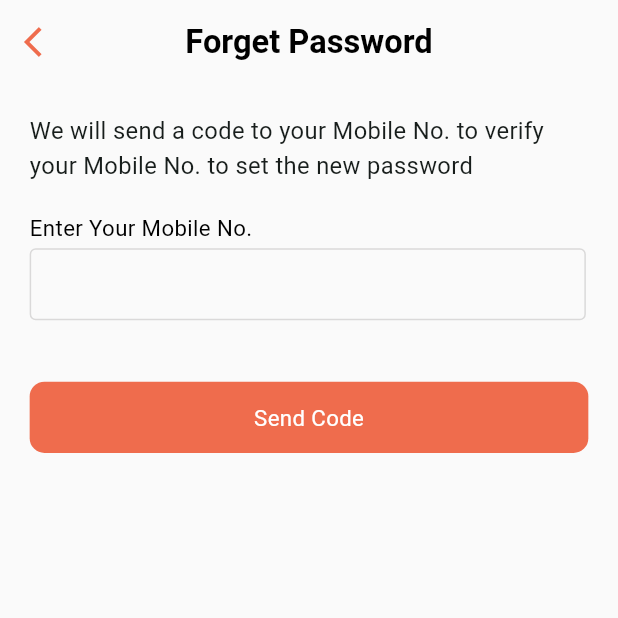
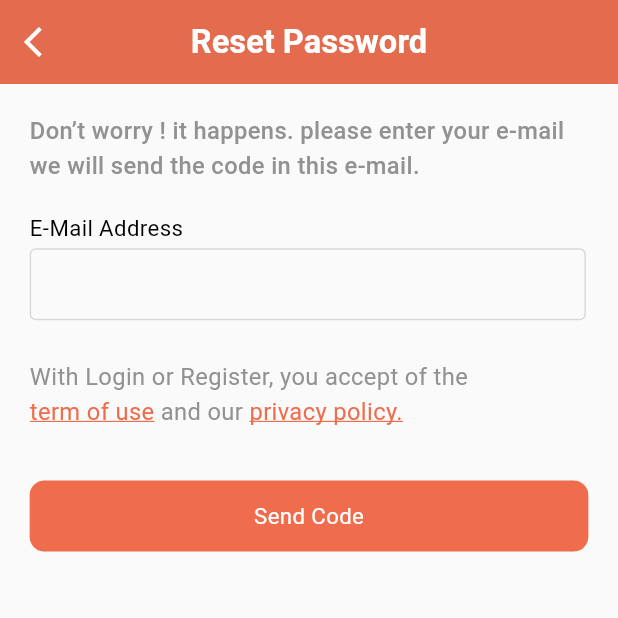
Before and after one commit to Hussein2077/pile_up, a Flutter app: the ForgetPassword screen opened by its route, on a phone screen of 412 x 824 dp, the top half of it. Run offline on Flutter 3.47's test engine with Material 3 defaults, Android fonts, the light colour scheme and no system bars; drawn by our look-alikes of flutter_animate; our stand-ins replace carousel_slider, dartz, dio, dropdown_button2, easy_localization, equatable and 8 more; missing offline and left inert: animated_float_action_button; accounts and stored records are empty.

Commit message:
Add terms and conditions change appbar in forget password screen

```diff
--- a/lib/core/resource_manager/colors.dart
+++ b/lib/core/resource_manager/colors.dart
@@ -17,10 +17,12 @@ class AppColors {
 
    static const Color orange = Color.fromRGBO(239, 108, 77, 1);
    static const Color orange2 = Color.fromRGBO(249, 196, 183, 1);
-   static const Color scaffoldBackground =    Color.fromRGBO(250, 250, 250, 1);
+   static const Color scaffoldBackground =    Color.fromRGBO(250, 250, 250, 1.0);
    static const Color green2 =    Color.fromRGBO(217, 237, 220, 1);
    static const Color backGroundColor = Color(0xFFFFFFFF);
    static const Color secondaryBackGroundColor = Color(0xFFFAFAFA);
    static const Color borderColor = Color(0xffa9a8a8);
+   static const Color backgroundColor = Color(0xffF6F6F6);
+   static const Color textColorUnselected = Color(0xff929292);
 
 }
--- a/lib/core/resource_manager/routes.dart
+++ b/lib/core/resource_manager/routes.dart
@@ -4,6 +4,7 @@ import 'package:pile_up/features/auth/presentation/forget%20password/forget_pass
 import 'package:pile_up/features/auth/presentation/forget%20password/send_otp_code.dart';
 import 'package:pile_up/features/auth/presentation/login_screen.dart';
 import 'package:pile_up/features/auth/presentation/signup/sign_up.dart';
+import 'package:pile_up/features/auth/terms_and_conditions/terms_conditions_screen.dart';
 import 'package:pile_up/features/home/presentation/componants/blog_details/blog_complete.dart';
 import 'package:pile_up/features/home/presentation/home_screen.dart';
 import 'package:pile_up/features/main_screen.dart';
@@ -31,6 +32,7 @@ class Routes {
   static const String viaEmail = "/viaEmail";
   static const String viaSMS = "/viaSMS";
   static const String qrCode = "/qrCode";
+  static const String terms = "/terms";
 }
 
 class RouteGenerator {
@@ -102,6 +104,11 @@ class RouteGenerator {
             pageBuilder: (context, animation, secondaryAnimation) =>
                 const ViaSMS(),
             transitionsBuilder: customAnimate);
+      case Routes.terms:
+        return PageRouteBuilder(
+            pageBuilder: (context, animation, secondaryAnimation) =>
+            const TermsAndConditions(),
+            transitionsBuilder: customAnimate);
 
     }
     return unDefinedRoute();
--- a/lib/core/resource_manager/string_manager.dart
+++ b/lib/core/resource_manager/string_manager.dart
@@ -54,10 +54,12 @@ class StringManager {
   static const String changePassword = "Change Password";
   static const String forgetYourPassword = "Forget Your Password ?";
   static const String forgetPassword = "Forget Password";
+  static const String resetPassword = "Reset Password";
   static const String signUp = "Sign up";
   static const String signIn = "Sign in";
   static const String sendCode = "Send Code";
   static const String confirm = "Confirm";
+  static const String reset = "Reset";
   static const String viewProfile = "View Profile";
   static const String searchFor = "Search for a folder / pile";
   static const String createFolder = "Create folder";
@@ -109,11 +111,11 @@ class StringManager {
   static const String confirmPassword = "Confirm password";
 
   static const String weWillSend =
-      "We will send a code to your Mobile No. to verify your Mobile No. to set the new password";
+      "Don’t worry ! it happens. please enter your e-mail we will send the code in this e-mail.";
   static const String pleaseEnterYOurCode =
       "Please enter the code which sent to";
   static const String or = "Or sign in with";
-  static const String enterYourMobile = "Enter Your Mobile No.";
+  static const String enterYourEmail = "E-Mail Address";
 
   static const String doNotHaveAccount = "Don't have an account?   ";
   static const String youAlready = "You Already have an account?   ";
--- a/lib/core/widgets/app_bar.dart
+++ b/lib/core/widgets/app_bar.dart
@@ -7,10 +7,9 @@ import 'package:pile_up/core/utils/app_size.dart';
 import 'package:pile_up/core/widgets/custom_text_field.dart';
 import 'package:pile_up/core/widgets/cutom_text.dart';
 import 'package:pile_up/core/widgets/notification_row.dart';
-import 'package:pile_up/features/main_screen.dart';
 
 AppBar appBar(BuildContext context,
-    {required String text, void Function()? actionsOnPressed}) {
+    {required String text, void Function()? actionsOnPressed, required bool isIcon}) {
   return AppBar(
     backgroundColor: AppColors.primaryColor,
     elevation: 1,
@@ -21,7 +20,7 @@ AppBar appBar(BuildContext context,
       fontWeight: FontWeight.w600,
     ),
     actions: [
-      Padding(
+      isIcon ? Padding(
         padding: EdgeInsets.only(right: AppSize.defaultSize! * 1.5),
         child: IconButton(
           onPressed: actionsOnPressed ??
@@ -34,7 +33,7 @@ AppBar appBar(BuildContext context,
             height: AppSize.defaultSize! * 2.3,
           ),
         ),
-      )
+      ) : Container(),
     ],
     centerTitle: true,
     leading: IconButton(
@@ -47,7 +46,8 @@ AppBar appBar(BuildContext context,
       ),
     ),
   );
-}AppBar authAppBar(BuildContext context,
+}
+AppBar authAppBar(BuildContext context,
     {required String text, void Function()? actionsOnPressed}) {
   return AppBar(
     backgroundColor: AppColors.scaffoldBackground,
--- a/lib/features/auth/presentation/forget password/change_password.dart
+++ b/lib/features/auth/presentation/forget password/change_password.dart
@@ -39,7 +39,7 @@ class _ChangePasswordState extends State<ChangePassword> {
   @override
   Widget build(BuildContext context) {
     return Scaffold(
-      appBar: appBar(context,text: StringManager.forgetPassword.tr()),
+      appBar: appBar(context,text: StringManager.resetPassword.tr(), isIcon: true),
       body: Padding(
         padding: EdgeInsets.all(AppSize.defaultSize! * 2),
         child: Column(
@@ -96,7 +96,7 @@ class _ChangePasswordState extends State<ChangePassword> {
             SizedBox(
               height: AppSize.defaultSize!*4,
             ),
-              MainButton(text: StringManager.confirm.tr(),onTap: (){
+              MainButton(text: StringManager.reset.tr(),onTap: (){
                 Navigator.pushNamedAndRemoveUntil(context, Routes.login, (Route<dynamic> route) => false) ;
               },)
           ],
--- a/lib/features/auth/presentation/forget password/forget_password.dart
+++ b/lib/features/auth/presentation/forget password/forget_password.dart
@@ -1,5 +1,6 @@
 import 'package:easy_localization/easy_localization.dart';
 import 'package:flutter/material.dart';
+import 'package:pile_up/core/resource_manager/colors.dart';
 import 'package:pile_up/core/resource_manager/routes.dart';
 import 'package:pile_up/core/resource_manager/string_manager.dart';
 import 'package:pile_up/core/utils/app_size.dart';
@@ -15,44 +16,85 @@ class ForgetPassword extends StatefulWidget {
 }
 
 class _ForgetPasswordState extends State<ForgetPassword> {
-  late TextEditingController phoneController;
+  late TextEditingController emailController;
 
   @override
   void initState() {
-    phoneController = TextEditingController();
+    emailController = TextEditingController();
     super.initState();
   }
 
   @override
   void dispose() {
-    phoneController.dispose();
+    emailController.dispose();
     super.dispose();
   }
 
   @override
   Widget build(BuildContext context) {
     return Scaffold(
-      appBar: authAppBar(context,text: StringManager.forgetPassword.tr()),
+      appBar: appBar(context,text: StringManager.resetPassword.tr(), isIcon: false),
       body: Padding(
         padding: EdgeInsets.all(AppSize.defaultSize! * 2),
         child: Column(
+          crossAxisAlignment: CrossAxisAlignment.start,
           children: [
             Text(
               StringManager.weWillSend.tr(),
               maxLines: 4,
               style: TextStyle(
                   fontSize: AppSize.defaultSize! * 1.6,
-                  fontWeight: FontWeight.w400,
-                  overflow: TextOverflow.ellipsis),
+                  fontWeight: FontWeight.w500,
+                  overflow: TextOverflow.ellipsis,
+              color: AppColors.textColorUnselected),
             ),
             ColumnWithTextField(
-              text:  StringManager.enterYourMobile.tr(),
-              controller: phoneController,
+              text:  StringManager.enterYourEmail.tr(),
+              controller: emailController,
               keyboardType: TextInputType.phone,
             ),
-            SizedBox(
-              height: AppSize.defaultSize!*4,
+            SizedBox(height: AppSize.defaultSize!*2.5),
+            Text(
+              'With Login or Register, you accept of the ',
+              style: TextStyle(
+                color: AppColors.textColorUnselected,
+                fontSize: AppSize.defaultSize! * 1.6,
+              ),
             ),
+            Row(children: [
+              InkWell(
+                onTap: ()=> Navigator.pushNamed(context, Routes.terms),
+                child: Text(
+                  'term of use ',
+                  style: TextStyle(
+                    decoration: TextDecoration.underline,
+                    decorationColor: AppColors.primaryColor,
+                    color: AppColors.primaryColor,
+                    fontSize: AppSize.defaultSize! * 1.6,
+                  ),
+                ),
+              ),
+              Text(
+                'and our ',
+                style: TextStyle(
+                  color: AppColors.textColorUnselected,
+                  fontSize: AppSize.defaultSize! * 1.6,
+                ),
+              ),
+              InkWell(
+                onTap: ()=> Navigator.pushNamed(context, Routes.terms),
+                child: Text(
+                  'privacy policy.',
+                  style: TextStyle(
+                    decoration: TextDecoration.underline,
+                    decorationColor: AppColors.primaryColor,
+                    color: AppColors.primaryColor,
+                    fontSize: AppSize.defaultSize! * 1.6,
+                  ),
+                ),
+              ),
+            ]),
+            SizedBox(height: AppSize.defaultSize!*3.5),
             MainButton(text:  StringManager.sendCode.tr(),onTap: (){
               Navigator.pushNamed(context, Routes.sendOTPCode);
             },)
--- a/lib/features/auth/presentation/forget password/send_otp_code.dart
+++ b/lib/features/auth/presentation/forget password/send_otp_code.dart
@@ -20,7 +20,7 @@ class _SendOTPCodeState extends State<SendOTPCode> {
   @override
   Widget build(BuildContext context) {
     return Scaffold(
-      appBar: appBar(context,text: StringManager.forgetPassword.tr()),
+      appBar: appBar(context,text: StringManager.forgetPassword.tr(), isIcon: true),
       body: Padding(
         padding: EdgeInsets.all(AppSize.defaultSize! * 2),
         child: Column(
--- a/lib/features/auth/presentation/login_screen.dart
+++ b/lib/features/auth/presentation/login_screen.dart
@@ -8,7 +8,6 @@ import 'package:pile_up/core/utils/app_size.dart';
 import 'package:pile_up/core/widgets/column_with_text_field.dart';
 import 'package:pile_up/core/widgets/cutom_text.dart';
 import 'package:pile_up/core/widgets/main_button.dart';
-import 'package:pile_up/core/widgets/custom_text_field.dart';
 
 class LoginScreen extends StatefulWidget {
   const LoginScreen({super.key});
--- a/lib/features/home/presentation/componants/blog_details/blog_details.dart
+++ b/lib/features/home/presentation/componants/blog_details/blog_details.dart
@@ -15,7 +15,7 @@ class BlogDetails extends StatelessWidget {
   @override
   Widget build(BuildContext context) {
     return Scaffold(
-      appBar: appBar(context, text: StringManager.blogs.tr()),
+      appBar: appBar(context, text: StringManager.blogs.tr(), isIcon: true),
       body: Column(
         crossAxisAlignment: CrossAxisAlignment.start,
         children: [
--- a/lib/features/home/presentation/componants/merchant_details/merchant_details.dart
+++ b/lib/features/home/presentation/componants/merchant_details/merchant_details.dart
@@ -14,7 +14,7 @@ class MerchantDetails extends StatelessWidget {
   @override
   Widget build(BuildContext context) {
     return Scaffold(
-      appBar: appBar(context, text: StringManager.merchants.tr()),
+      appBar: appBar(context, text: StringManager.merchants.tr(), isIcon: true),
       body: Column(
         crossAxisAlignment: CrossAxisAlignment.start,
         children: [
--- a/lib/features/my_piles/presentation/componants/pile_options/pile_options.dart
+++ b/lib/features/my_piles/presentation/componants/pile_options/pile_options.dart
@@ -40,7 +40,7 @@ class _PileOptionsState extends State<PileOptions>
   @override
   Widget build(BuildContext context) {
     return Scaffold(
-      appBar: appBar(context, text: 'Mohamed\'s Birthday'),
+      appBar: appBar(context, text: 'Mohamed\'s Birthday', isIcon: true),
       body: Center(
         child: SingleChildScrollView(
           // physics: const NeverScrollableScrollPhysics(),
--- a/lib/features/my_piles/presentation/componants/pile_options/via_email.dart
+++ b/lib/features/my_piles/presentation/componants/pile_options/via_email.dart
@@ -19,7 +19,7 @@ class _ViaEmailState extends State<ViaEmail> {
   @override
   Widget build(BuildContext context) {
     return Scaffold(
-      appBar: appBar(context, text: StringManager.sendMailInvitation.tr()),
+      appBar: appBar(context, text: StringManager.sendMailInvitation.tr(), isIcon: true),
       body: Center(
         child: Column(
           children: [
--- a/lib/features/my_piles/presentation/componants/pile_options/via_sms.dart
+++ b/lib/features/my_piles/presentation/componants/pile_options/via_sms.dart
@@ -19,7 +19,7 @@ class _ViaSMSState extends State<ViaSMS> {
   @override
   Widget build(BuildContext context) {
     return Scaffold(
-      appBar: appBar(context, text: StringManager.sendSMSInvitation.tr()),
+      appBar: appBar(context, text: StringManager.sendSMSInvitation.tr(), isIcon: true),
       body: Center(
         child: Column(
           children: [
--- a/lib/features/profile/presentation/profile_screen.dart
+++ b/lib/features/profile/presentation/profile_screen.dart
@@ -42,7 +42,7 @@ class _ProfileScreenState extends State<ProfileScreen> {
   @override
   Widget build(BuildContext context) {
     return Scaffold(
-      appBar: appBar(context,text: StringManager.profile.tr()),
+      appBar: appBar(context,text: StringManager.profile.tr(), isIcon: true),
       body: SingleChildScrollView(
         child: Column(
           children: [
```
Also changed, not shown: lib/features/auth/presentation/signup/sign_up.dart (+8 -2 lines), lib/features/auth/terms_and_conditions/terms_conditions_screen.dart (added, +94 -0 lines).
